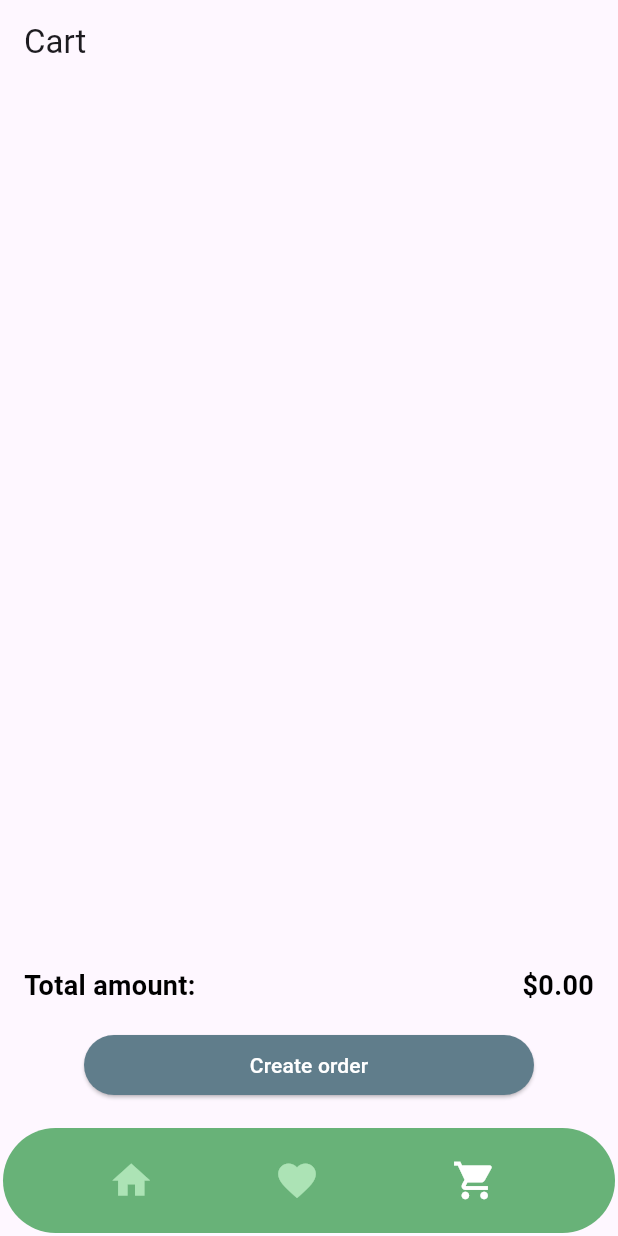
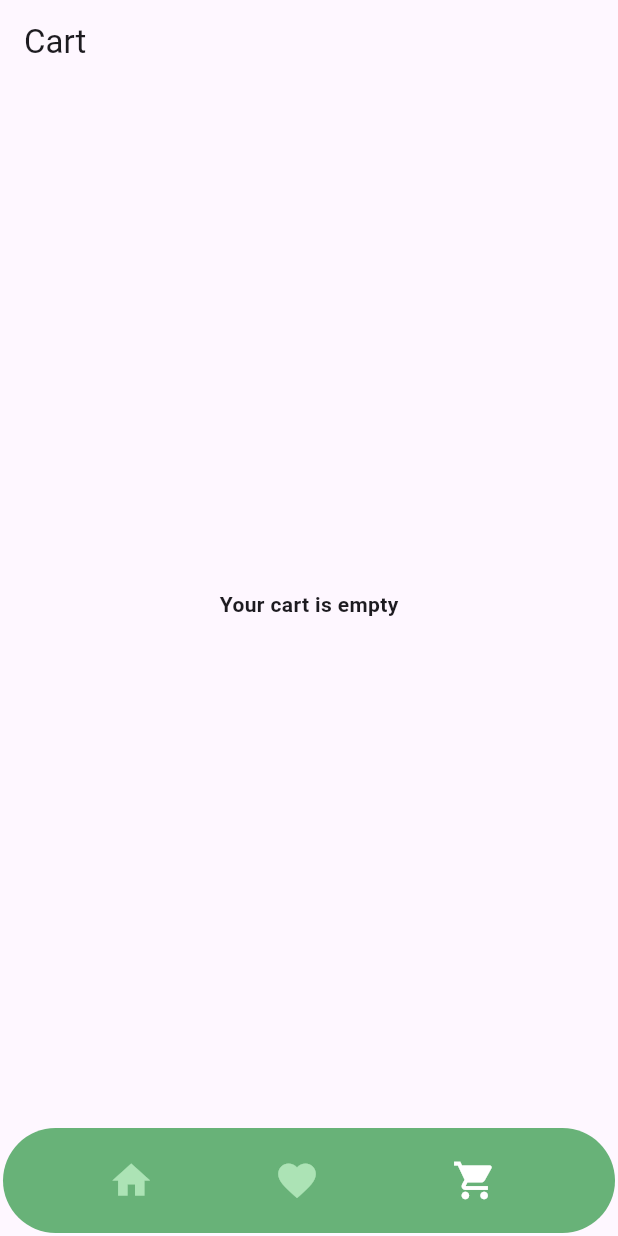
Before and after one commit to dobrunov/My_shop, a Flutter app: the screen it shows after launch, item 3 of the bottom bar chosen, on a phone screen of 412 x 824 dp. Run offline on Flutter 3.47's test engine with Material 3 defaults, Android fonts, the phone set to English and light mode, and no system bars; our stand-ins replace flutter_riverpod, go_router; network calls fail.

Commit message:
work with styles, added logic if empty favorites and cards

```diff
--- a/lib/screens/cart/cart_screen.dart
+++ b/lib/screens/cart/cart_screen.dart
@@ -4,6 +4,7 @@ import 'package:go_router/go_router.dart';
 
 import '../../providers/providers.dart';
 import '../../router/routes.dart';
+import '../../styles/app_colors.dart';
 import '../../utils/custom_scroll_behavior.dart';
 import 'cart_tile.dart';
 
@@ -20,7 +21,9 @@ class CartScreen extends ConsumerWidget {
         title: const Text('Cart'),
       ),
       body: Column(
+        mainAxisAlignment: MainAxisAlignment.center,
         children: [
+          if (cartItems.isNotEmpty)
             Expanded(
               child: ScrollConfiguration(
                 behavior: MyCustomScrollBehavior(),
@@ -32,6 +35,7 @@ class CartScreen extends ConsumerWidget {
                 ),
               ),
             ),
+          if (cartItems.isNotEmpty)
             Padding(
               padding: const EdgeInsets.all(16.0),
               child: Column(
@@ -54,13 +58,19 @@ class CartScreen extends ConsumerWidget {
                     width: 300,
                     child: ElevatedButton(
                       onPressed: () => context.push(ScreenRoutes.checkout),
-                    style: ElevatedButton.styleFrom(backgroundColor: Colors.blueGrey, foregroundColor: Colors.white),
+                      style: ElevatedButton.styleFrom(backgroundColor: AppColors.pricesTextColor, foregroundColor: Colors.white),
                       child: const Text('Create order'),
                     ),
                   ),
                 ],
               ),
             ),
+          if (cartItems.isEmpty)
+            const Center(
+                child: Text(
+              'Your cart is empty',
+              style: TextStyle(fontWeight: FontWeight.bold),
+            )),
         ],
       ),
     );
```
Also changed, not shown: lib/screens/cart/cart_tile.dart (+7 -3 lines), lib/screens/favorite/favorite.dart (+32 -3 lines), lib/screens/home/home.dart (+8 -2 lines), pubspec.lock. Lines whose indentation alone changed are shown as unchanged.
